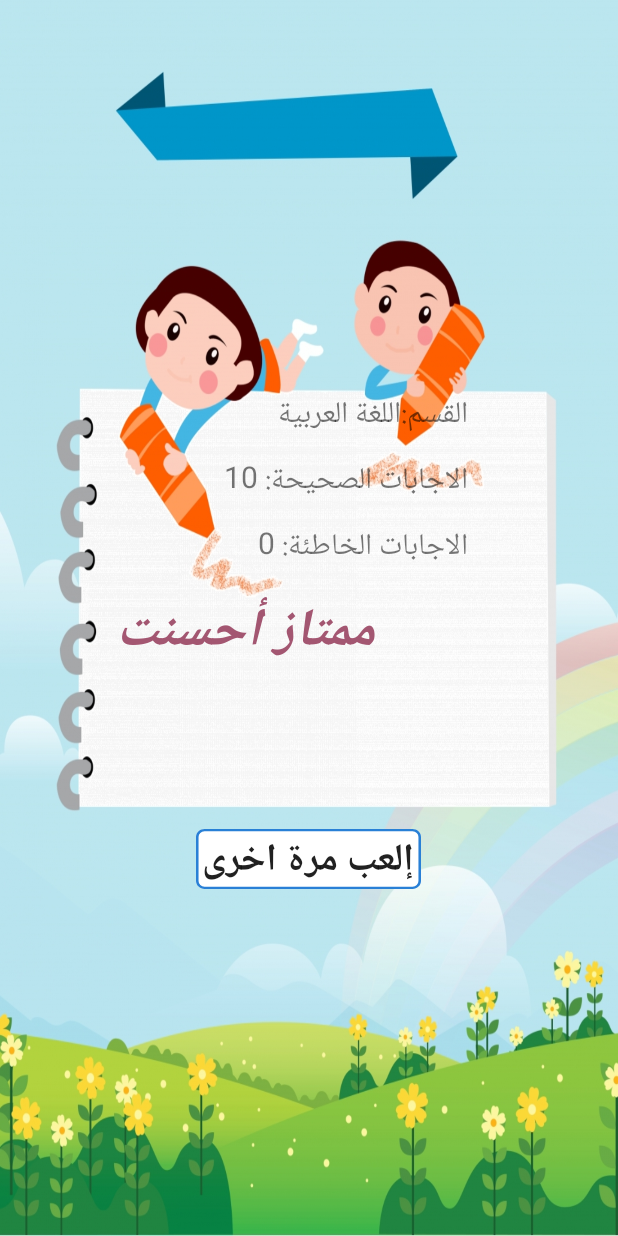
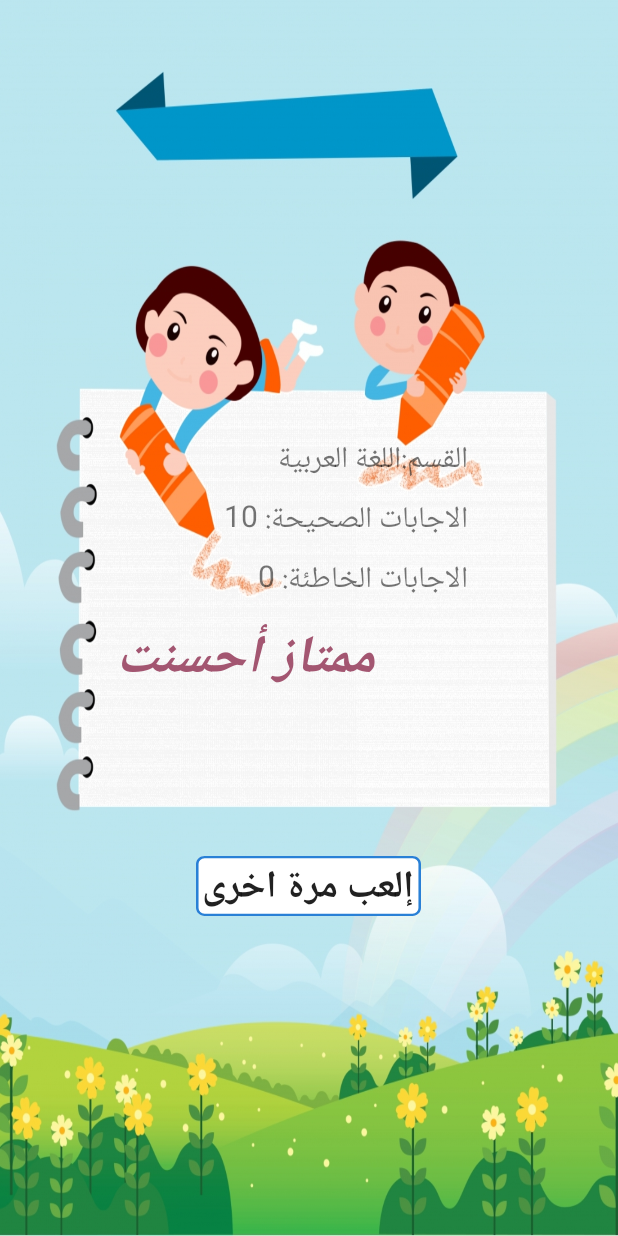
Before and after one commit to Mousselmal-Abdelaziz/Madrassati, an Android app: the activity311 screen opened directly, with no data from a screen before it, on a phone screen of 412 x 824 dp. Run offline under Robolectric (Android 15) with nearby library versions, the phone set to English and light mode, and no system bars.

Commit message:
finnaly done :p

```diff
--- a/app/src/main/java/com/example/myproject/activity311.java
+++ b/app/src/main/java/com/example/myproject/activity311.java
@@ -6,10 +6,11 @@
 import android.media.MediaPlayer;
 import android.os.Bundle;
 import android.view.View;
+import android.widget.ImageView;
 import android.widget.TextView;
 
 public class activity311 extends AppCompatActivity {
-
+    ImageView resImg;
     TextView txt2;
     TextView txt3;
     TextView txt4;
@@ -25,6 +26,8 @@
         txt2= (TextView)findViewById(R.id.textView2);
         txt3= (TextView)findViewById(R.id.textView3);
         txt4= (TextView)findViewById(R.id.textView4);
+
+        resImg = (ImageView) findViewById(R.id.resultimage);
 
         Intent intent =getIntent();
         score = intent.getIntExtra("score",0);
--- a/app/src/main/res/layout/activity311.xml
+++ b/app/src/main/res/layout/activity311.xml
@@ -9,11 +9,12 @@
     android:background="@drawable/img7">
 
 
+
     <LinearLayout
         android:layout_width="match_parent"
         android:layout_height="wrap_content"
         android:orientation="horizontal"
-        android:layout_marginTop="260dp"
+        android:layout_marginTop="290dp"
         android:layout_marginRight="100dp">
 
         <TextView
@@ -22,7 +23,7 @@
             android:layout_height="wrap_content"
             android:layout_weight="1"
             android:textSize="20dp"
-            android:layout_marginBottom="10dp"
+            android:layout_marginBottom="6dp"
             android:text="القسم:اللغة العربية" />
     </LinearLayout>
 
@@ -38,7 +39,7 @@
             android:layout_height="wrap_content"
             android:textSize="20dp"
             android:layout_weight="1"
-            android:layout_marginBottom="10dp"
+            android:layout_marginBottom="6dp"
             android:text="الاجابات الصحيحة:" />
     </LinearLayout>
 
@@ -54,7 +55,7 @@
             android:layout_height="wrap_content"
             android:textSize="20dp"
             android:layout_weight="1"
-            android:layout_marginBottom="10dp"
+            android:layout_marginBottom="6dp"
             android:text="الاجابات الخاطئة:"
             />
     </LinearLayout>
```
Also changed, not shown: app/src/main/java/com/example/myproject/activity211.java (+15 -1 lines), app/src/main/res/layout/activity211.xml (+18 -2 lines), 11 other files.
